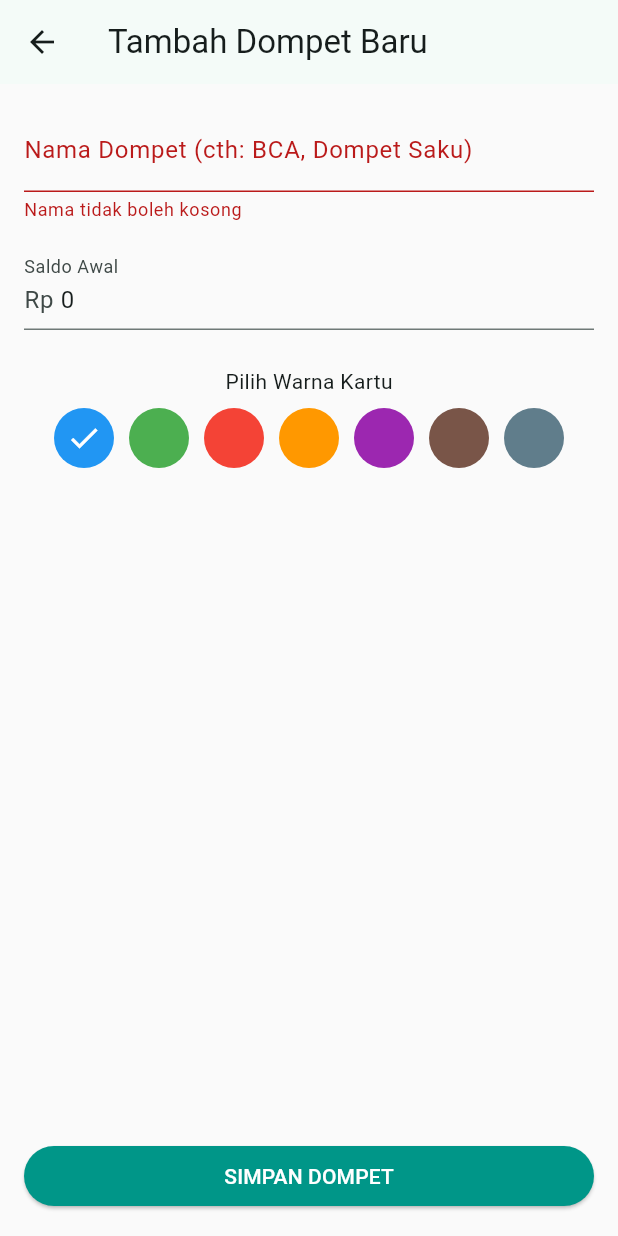
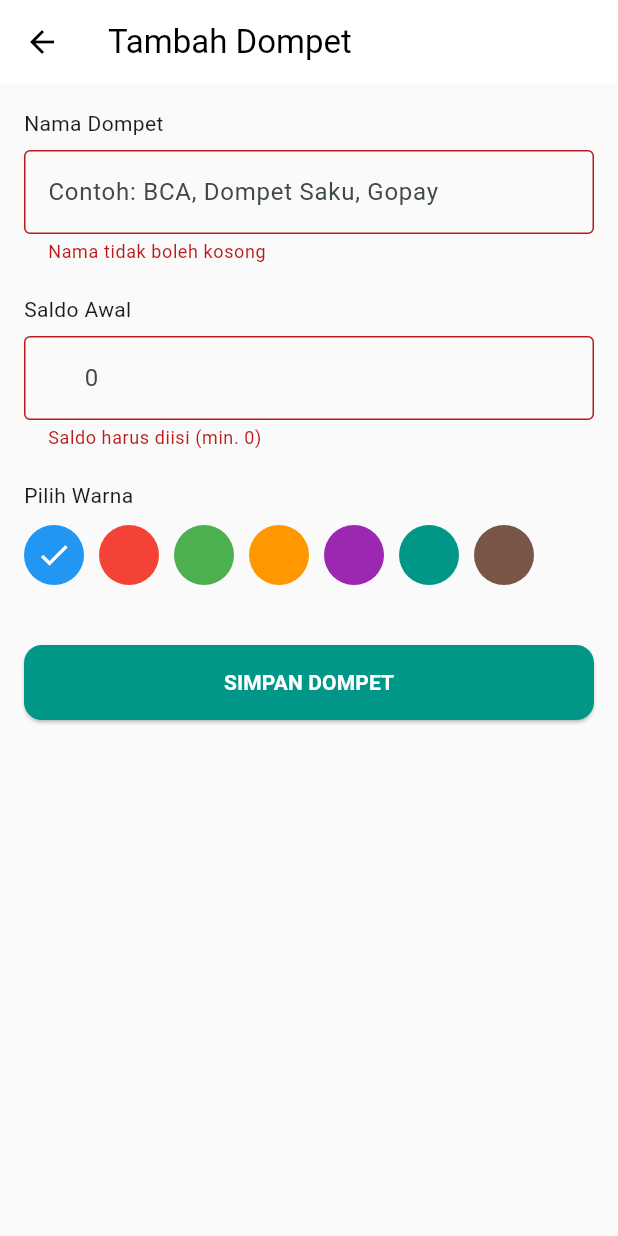
Before and after one commit to Umeem26/Compound_Me, a Flutter app: the AddWalletScreen screen opened directly, after a tap on "SIMPAN DOMPET", on a phone screen of 412 x 824 dp. Run offline on Flutter 3.47's test engine with Material 3 defaults, Android fonts, the phone set to English and light mode, and no system bars; our stand-ins replace drift, fl_chart, flutter_riverpod, riverpod_annotation; accounts and stored records are empty; generated files the repository leaves out were written again.

Commit message:
feat: finalize dark mode UI for dashboard and fix add wallet logic

```diff
--- /dev/null
+++ b/compound_me/lib/src/core/theme/theme_provider.dart
@@ -0,0 +1,5 @@
+import 'package:flutter/material.dart';
+import 'package:flutter_riverpod/flutter_riverpod.dart';
+
+// Saklar sederhana: Menyimpan status apakah Dark Mode atau Light Mode
+final themeProvider = StateProvider<ThemeMode>((ref) => ThemeMode.light);
--- a/compound_me/lib/src/features/dashboard/presentation/widgets/expense_pie_chart.dart
+++ b/compound_me/lib/src/features/dashboard/presentation/widgets/expense_pie_chart.dart
@@ -67,7 +67,7 @@ class ExpensePieChart extends ConsumerWidget {
               height: 250,
               padding: const EdgeInsets.all(16),
               decoration: BoxDecoration(
-                color: Colors.white,
+                color: Theme.of(context).cardColor, // <--- GANTI INI
                 borderRadius: BorderRadius.circular(20),
               ),
               child: Column(
--- a/compound_me/lib/src/features/finance/presentation/screens/add_wallet_screen.dart
+++ b/compound_me/lib/src/features/finance/presentation/screens/add_wallet_screen.dart
@@ -12,70 +12,84 @@ class AddWalletScreen extends ConsumerStatefulWidget {
 class _AddWalletScreenState extends ConsumerState<AddWalletScreen> {
   final _formKey = GlobalKey<FormState>();
   final _nameController = TextEditingController();
-  final _balanceController = TextEditingController(text: "0");
+  final _balanceController = TextEditingController();
 
-  // Pilihan warna sederhana
-  int _selectedColor = 0xFF2196F3; // Default Blue
-  final List<int> _colors = [
-    0xFF2196F3, // Blue
-    0xFF4CAF50, // Green
-    0xFFF44336, // Red
-    0xFFFF9800, // Orange
-    0xFF9C27B0, // Purple
-    0xFF795548, // Brown
-    0xFF607D8B, // Blue Grey
+  final List<Color> _colors = [
+    Colors.blue, Colors.red, Colors.green, Colors.orange, Colors.purple, Colors.teal, Colors.brown
   ];
+  int _selectedColorIndex = 0;
 
   @override
   Widget build(BuildContext context) {
     return Scaffold(
-      appBar: AppBar(title: const Text("Tambah Dompet Baru")),
-      body: Padding(
-        padding: const EdgeInsets.all(16.0),
+      appBar: AppBar(
+        title: const Text("Tambah Dompet"),
+        elevation: 0,
+      ),
+      body: SingleChildScrollView(
+        padding: const EdgeInsets.all(16),
         child: Form(
           key: _formKey,
           child: Column(
+            crossAxisAlignment: CrossAxisAlignment.start,
             children: [
+              const Text("Nama Dompet"),
+              const SizedBox(height: 8),
               TextFormField(
                 controller: _nameController,
-                decoration: const InputDecoration(labelText: "Nama Dompet (cth: BCA, Dompet Saku)"),
+                decoration: const InputDecoration(
+                  hintText: "Contoh: BCA, Dompet Saku, Gopay",
+                  border: OutlineInputBorder(),
+                ),
                 validator: (val) => val!.isEmpty ? "Nama tidak boleh kosong" : null,
               ),
-              const SizedBox(height: 16),
+              const SizedBox(height: 20),
+
+              const Text("Saldo Awal"),
+              const SizedBox(height: 8),
               TextFormField(
                 controller: _balanceController,
                 keyboardType: TextInputType.number,
                 decoration: const InputDecoration(
-                  labelText: "Saldo Awal",
                   prefixText: "Rp ",
+                  hintText: "0",
+                  border: OutlineInputBorder(),
                 ),
-                validator: (val) => val!.isEmpty ? "Saldo tidak boleh kosong" : null,
+                validator: (val) => val!.isEmpty ? "Saldo harus diisi (min. 0)" : null,
               ),
-              const SizedBox(height: 24),
-              const Text("Pilih Warna Kartu"),
-              const SizedBox(height: 8),
+              const SizedBox(height: 20),
+
+              const Text("Pilih Warna"),
+              const SizedBox(height: 10),
               Wrap(
                 spacing: 10,
-                children: _colors.map((color) {
+                children: List.generate(_colors.length, (index) {
                   return GestureDetector(
-                    onTap: () => setState(() => _selectedColor = color),
+                    onTap: () => setState(() => _selectedColorIndex = index),
                     child: CircleAvatar(
-                      backgroundColor: Color(color),
+                      backgroundColor: _colors[index],
                       radius: 20,
-                      child: _selectedColor == color
-                          ? const Icon(Icons.check, color: Colors.white)
-                          : null,
+                      child: _selectedColorIndex == index
+                        ? const Icon(Icons.check, color: Colors.white)
+                        : null,
                     ),
                   );
-                }).toList(),
+                }),
               ),
-              const Spacer(),
+
+              const SizedBox(height: 40),
+
               SizedBox(
                 width: double.infinity,
+                height: 50,
                 child: ElevatedButton(
+                  style: ElevatedButton.styleFrom(
+                    backgroundColor: Colors.teal,
+                    foregroundColor: Colors.white,
+                    shape: RoundedRectangleBorder(borderRadius: BorderRadius.circular(12)),
+                  ),
                   onPressed: _saveWallet,
-                  style: ElevatedButton.styleFrom(backgroundColor: Colors.teal, foregroundColor: Colors.white),
-                  child: const Text("SIMPAN DOMPET"),
+                  child: const Text("SIMPAN DOMPET", style: TextStyle(fontWeight: FontWeight.bold)),
                 ),
               )
             ],
@@ -90,13 +104,19 @@ class _AddWalletScreenState extends ConsumerState<AddWalletScreen> {
       final name = _nameController.text;
       final balance = double.tryParse(_balanceController.text) ?? 0;
 
+      // PERBAIKAN: Ambil value int dari warna untuk disimpan ke DB
+      final colorInt = _colors[_selectedColorIndex].value;
+
+      // PERBAIKAN: Gunakan 'initialBalance' (bukan 'balance') sesuai Controller
       await ref.read(walletListProvider.notifier).addWallet(
         name: name,
-        initialBalance: balance,
-        color: _selectedColor,
+        initialBalance: balance, // <--- INI PERBAIKANNYA
+        color: colorInt
       );
 
-      if (mounted) Navigator.pop(context);
+      if (mounted) {
+        Navigator.pop(context);
+      }
     }
   }
 }
```
Also changed, not shown: compound_me/lib/main.dart (+41 -9 lines), compound_me/lib/src/features/dashboard/presentation/home_view.dart (+20 -19 lines), compound_me/lib/src/features/dashboard/presentation/screens/settings_screen.dart (+26 -19 lines), compound_me/lib/src/features/dashboard/presentation/widgets/month_picker.dart (+3 -10 lines), compound_me/lib/src/features/finance/presentation/screens/add_transaction_screen.dart (+16 -13 lines), compound_me/lib/src/features/habits/presentation/screens/habits_screen.dart (+23 -12 lines).
